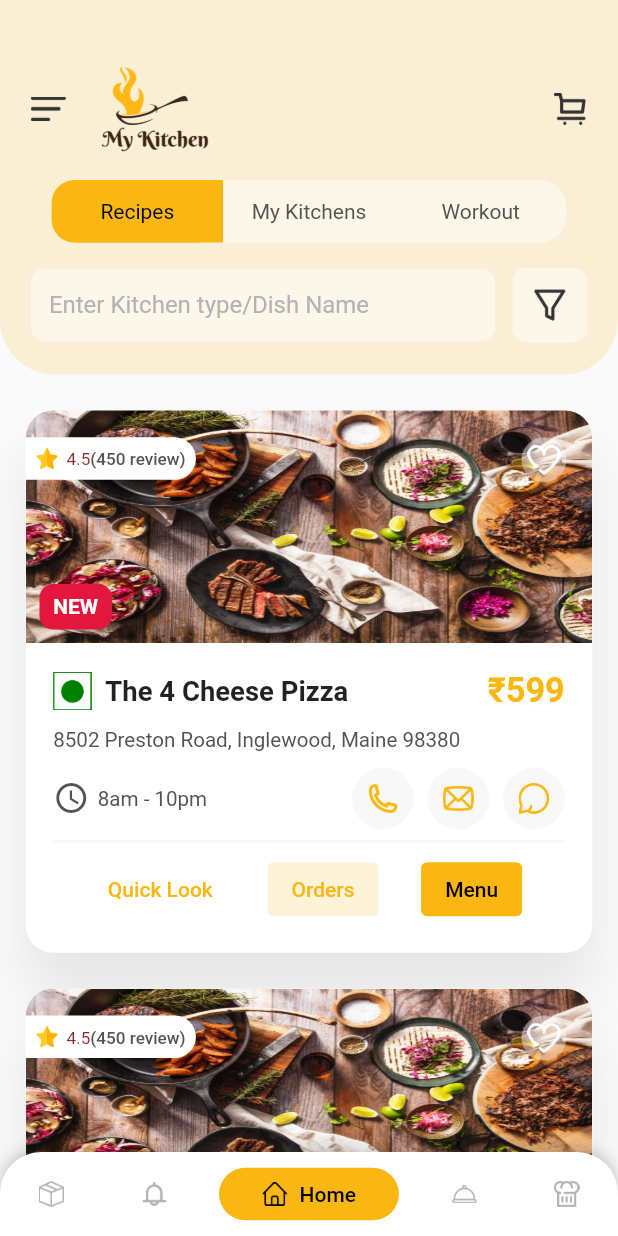
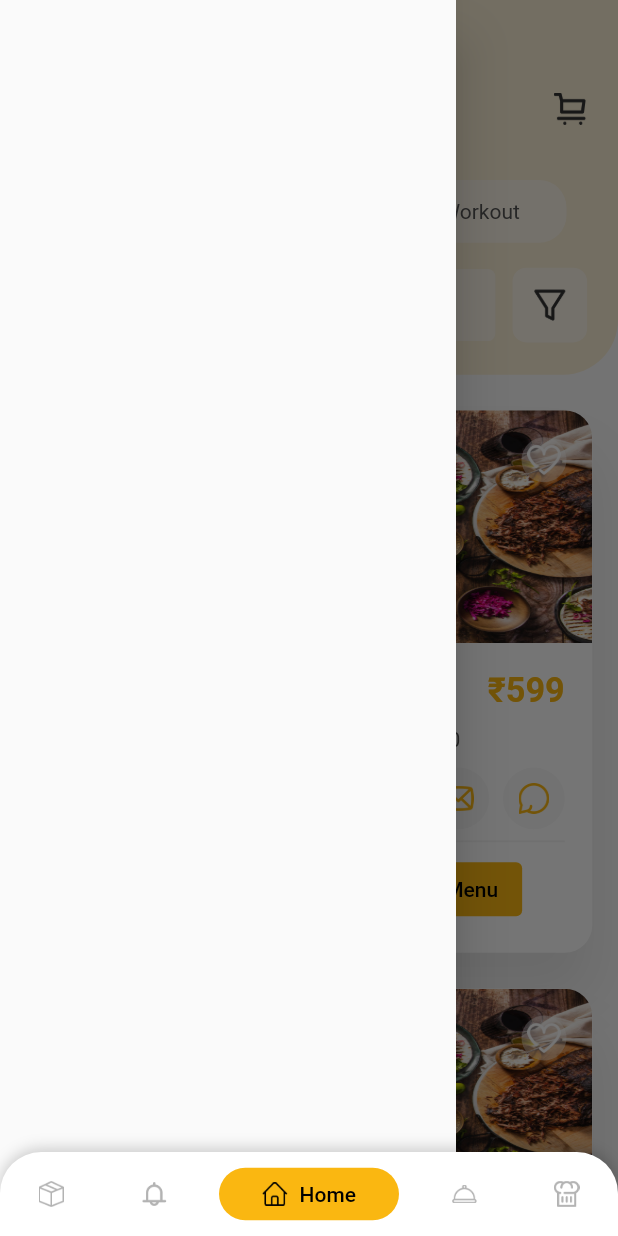
Before and after one commit to ompadmani71/food_delivery_app_ui, a Flutter app: the screen it shows after launch, with the side drawer open (before the commit the screen has no drawer), on a phone screen of 412 x 824 dp. Run offline on Flutter 3.47's test engine with Material 2 defaults, Android fonts, the phone set to English and light mode, and no system bars; drawn by our look-alikes of persistent_bottom_nav_bar; our stand-ins replace flutter_screenutil, get; Roboto replaces fonts that are missing (OpenSans).

Commit message:
Solve some bug

```diff
--- a/lib/screen/navigation_screen/home_screen.dart
+++ b/lib/screen/navigation_screen/home_screen.dart
@@ -1,6 +1,7 @@
 import 'dart:ui';
 import 'package:flutter/material.dart';
 import 'package:flutter_screenutil/flutter_screenutil.dart';
+import 'package:get/get.dart';
 import 'package:kitchen/widget/card_list.dart';
 import '../../utlits/app_constant.dart';
 import '../../widget/toggle_button.dart';
@@ -13,7 +14,7 @@ class HomePage extends StatefulWidget {
 }
 
 class _HomePageState extends State<HomePage> {
-
+  GlobalKey<ScaffoldState> scaffoldKey = GlobalKey<ScaffoldState>();
 
   TextEditingController searchController = TextEditingController();
 
@@ -23,12 +24,12 @@ class _HomePageState extends State<HomePage> {
   Widget build(BuildContext context) {
     Size _size = MediaQuery.of(context).size;
     return Scaffold(
-        // bottomNavigationBar: MyBottomNavigationBar(),
+      drawer: Drawer(),
         body: Column(
       children: [
         Container(
-              padding: EdgeInsets.only(
-                  right: 18.w, left: 18.w, top: 25.h, bottom: 18.h),
+          padding:
+              EdgeInsets.only(right: 18.w, left: 18.w, top: 25.h, bottom: 18.h),
           decoration: BoxDecoration(
               color: AppColors.yellow.withOpacity(0.16),
               borderRadius:
@@ -39,7 +40,11 @@ class _HomePageState extends State<HomePage> {
               Row(
                 crossAxisAlignment: CrossAxisAlignment.center,
                 children: [
-                      Image.asset(AppImage.drawer, scale: 22),
+                  InkWell(
+                      onTap: (){
+                        scaffoldKey.currentState!.openDrawer();
+                      },
+                      child: Image.asset(AppImage.drawer, scale: 22)),
                   SizedBox(width: 15.w),
                   Image.asset(AppImage.appLogo, scale: 6),
                   const Spacer(),
@@ -63,12 +68,10 @@ class _HomePageState extends State<HomePage> {
                     constraints:
                         BoxConstraints(maxHeight: 37.h, maxWidth: 100.w),
                     children: [
-                          ToggleButton(
-                              isSelected: isSelected[0], text: "Recipes"),
+                      ToggleButton(isSelected: isSelected[0], text: "Recipes"),
                       ToggleButton(
                           isSelected: isSelected[1], text: "My Kitchens"),
-                          ToggleButton(
-                              isSelected: isSelected[2], text: "Workout"),
+                      ToggleButton(isSelected: isSelected[2], text: "Workout"),
                     ],
                     onPressed: (int index) {
                       setState(() {
@@ -87,20 +90,29 @@ class _HomePageState extends State<HomePage> {
               Row(
                 children: [
                   Expanded(
-                        child: ClipRRect(
-                          borderRadius: BorderRadius.circular(8.r),
+                      child: Container(
+                    alignment: Alignment.center,
+                    decoration: BoxDecoration(
+                        color: Colors.white.withOpacity(0.5),
+                        borderRadius: BorderRadius.circular(5)),
                     child: TextField(
                       controller: searchController,
                       decoration: InputDecoration(
-                              hintText: "Enter Kitchen type/Dish Name",
+                        hintText: "Search Kitchen type/Dish Name",
                         hintStyle: TextStyle(color: AppColors.greyIcon),
-                              filled: true,
-                              fillColor: Colors.white.withOpacity(0.5),
+                        // filled: true,
+                        // isDense: true,
+                        contentPadding: EdgeInsets.all(10),
+                        // fillColor: Colors.white.withOpacity(0.5),
                         border: InputBorder.none,
+                        prefixIcon: const Icon(Icons.search),
+                        prefixIconConstraints: const BoxConstraints(
+                          minHeight: 32,
+                          minWidth: 32,
                         ),
                       ),
                     ),
-                      ),
+                  )),
                   SizedBox(width: 10.w),
                   Container(
                     decoration: BoxDecoration(
@@ -117,7 +129,7 @@ class _HomePageState extends State<HomePage> {
         ),
         Expanded(
           child: ListView.builder(
-                  itemCount: 2,
+              itemCount: 4,
               scrollDirection: Axis.vertical,
               padding: EdgeInsets.only(top: 20.h),
               physics: const BouncingScrollPhysics(),
```
Also changed, not shown: 1 other file. Lines whose indentation alone changed are shown as unchanged.
